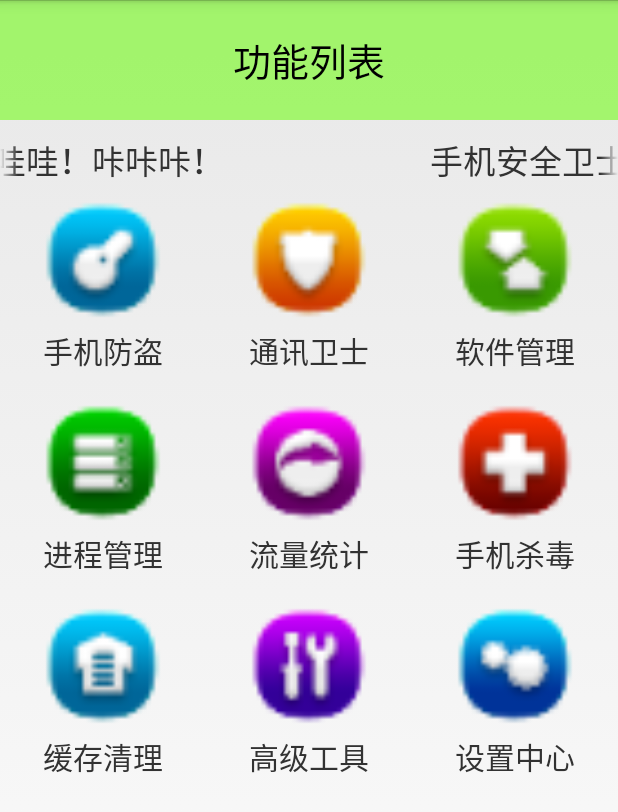
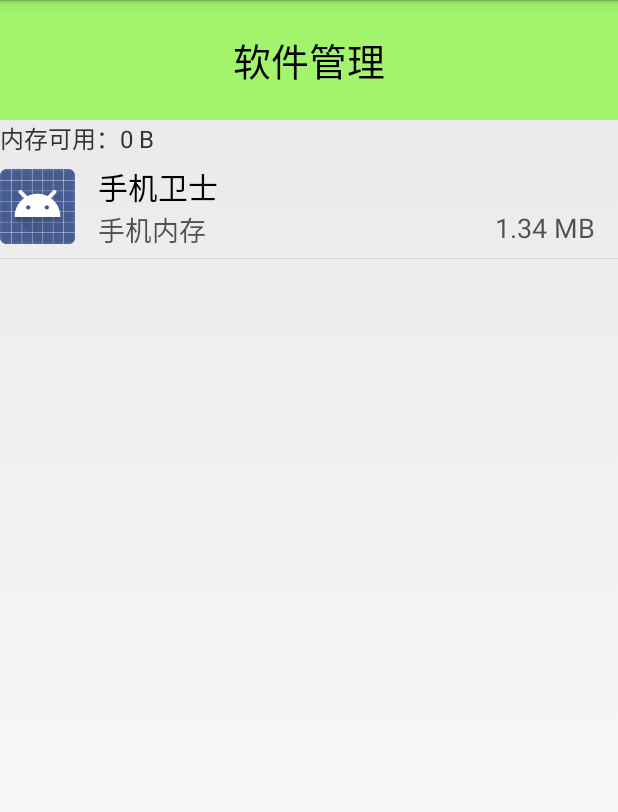
Before and after one commit to silionXi/MobileSafe, an Android app: the HomeActivity screen opened directly, with no data from a screen before it, after a tap on "软件管理", on a phone screen of 412 x 824 dp. Shown: the top 812 px of the screen. Run offline under Robolectric (Android 15) with nearby library versions, the phone set to English and light mode, and no system bars; 2 other taps on this screen came first.

Commit message:
Installed app list

```diff
--- a/app/src/main/AndroidManifest.xml
+++ b/app/src/main/AndroidManifest.xml
@@ -41,6 +41,7 @@
         <activity
             android:name=".activity.CallSafeActivity"
             android:windowSoftInputMode="stateHidden"/>
+        <activity android:name=".activity.AppManagerActivity"/>
 
         <receiver
             android:name=".receiver.BootCompleteReceiver"
--- /dev/null
+++ b/app/src/main/java/com/silion/mobilesafe/activity/AppManagerActivity.java
@@ -0,0 +1,132 @@
+package com.silion.mobilesafe.activity;
+
+import android.app.Activity;
+import android.content.Context;
+import android.os.Bundle;
+import android.os.Environment;
+import android.os.Handler;
+import android.os.Message;
+import android.text.format.Formatter;
+import android.view.View;
+import android.view.ViewGroup;
+import android.widget.BaseAdapter;
+import android.widget.ImageView;
+import android.widget.ListView;
+import android.widget.ProgressBar;
+import android.widget.TextView;
+
+import com.silion.mobilesafe.R;
+import com.silion.mobilesafe.bean.AppInfo;
+import com.silion.mobilesafe.engine.AppManager;
+
+import java.util.ArrayList;
+import java.util.List;
+
+/**
+ * Created by silion on 2016/5/10.
+ */
+public class AppManagerActivity extends Activity {
+
+    private TextView tvRom;
+    private ListView mListView;
+    private ListAdapter mListAdapter;
+    private List<AppInfo> mListData = new ArrayList<>();
+
+    private Handler mHandler = new Handler() {
+        @Override
+        public void handleMessage(Message msg) {
+            super.handleMessage(msg);
+            mListAdapter.notifyDataSetChanged();
+            pbLoading.setVisibility(View.GONE);
+        }
+    };
+    private ProgressBar pbLoading;
+
+    @Override
+    protected void onCreate(Bundle savedInstanceState) {
+        super.onCreate(savedInstanceState);
+        setContentView(R.layout.activity_appmanager);
+        tvRom = (TextView) findViewById(R.id.tvRom);
+        initFreeSpace();
+
+        mListView = (ListView) findViewById(R.id.listView);
+        mListAdapter = new ListAdapter(this);
+        mListView.setAdapter(mListAdapter);
+        initData();
+
+        pbLoading = (ProgressBar) findViewById(R.id.pbLoading);
+    }
+
+    public void initData() {
+        new Thread(new Runnable() {
+            @Override
+            public void run() {
+                pbLoading.setVisibility(View.VISIBLE);
+                mListData = AppManager.getAppInfo(AppManagerActivity.this);
+                mHandler.sendEmptyMessage(0);
+            }
+        }).start();
+    }
+
+    public void initFreeSpace() {
+        long romFree = Environment.getDataDirectory().getFreeSpace();
+        tvRom.setText("内存可用：" + Formatter.formatFileSize(this, romFree));
+    }
+
+    public class ListAdapter extends BaseAdapter {
+        private Context mContext;
+
+        public ListAdapter(Context context) {
+            mContext = context;
+        }
+
+        class ViewHolder {
+            public ImageView ivIcon;
+            public TextView tvName;
+            public TextView tvLocat;
+            public TextView tvSize;
+        }
+
+        @Override
+        public int getCount() {
+            return mListData.size();
+        }
+
+        @Override
+        public Object getItem(int position) {
+            return mListData.get(position);
+        }
+
+        @Override
+        public long getItemId(int position) {
+            return position;
+        }
+
+        @Override
+        public View getView(int position, View convertView, ViewGroup parent) {
+            View view = convertView;
+            ViewHolder viewHolder;
+            if (view != null) {
+                viewHolder = (ViewHolder) view.getTag();
+            } else {
+                view = View.inflate(mContext, R.layout.listitem_appmanager, null);
+                viewHolder = new ViewHolder();
+                viewHolder.ivIcon = (ImageView) view.findViewById(R.id.ivIcon);
+                viewHolder.tvName = (TextView) view.findViewById(R.id.tvName);
+                viewHolder.tvLocat = (TextView) view.findViewById(R.id.tvLocate);
+                viewHolder.tvSize = (TextView) view.findViewById(R.id.tvSize);
+                view.setTag(viewHolder);
+            }
+            AppInfo appInfo = (AppInfo) getItem(position);
+            viewHolder.ivIcon.setImageDrawable(appInfo.getIcon());
+            viewHolder.tvName.setText(appInfo.getName());
+            if (appInfo.isRom()) {
+                viewHolder.tvLocat.setText("手机内存");
+            } else {
+                viewHolder.tvLocat.setText("SD卡");
+            }
+            viewHolder.tvSize.setText(Formatter.formatFileSize(mContext, appInfo.getSize()));
+            return view;
+        }
+    }
+}
--- a/app/src/main/java/com/silion/mobilesafe/activity/HomeActivity.java
+++ b/app/src/main/java/com/silion/mobilesafe/activity/HomeActivity.java
@@ -39,6 +39,11 @@ public class HomeActivity extends Activity {
                 }
                 case 1: {
                     Intent intent = new Intent(HomeActivity.this, CallSafeActivity.class);
+                    startActivity(intent);
+                    break;
+                }
+                case 2: {
+                    Intent intent = new Intent(HomeActivity.this, AppManagerActivity.class);
                     startActivity(intent);
                     break;
                 }
--- /dev/null
+++ b/app/src/main/java/com/silion/mobilesafe/bean/AppInfo.java
@@ -0,0 +1,63 @@
+package com.silion.mobilesafe.bean;
+
+import android.graphics.drawable.Drawable;
+
+/**
+ * Created by silion on 2016/5/10.
+ */
+public class AppInfo {
+    private Drawable mIcon;
+    private String mPackageName;
+    private String mName;
+    private boolean mIsUser;
+    private boolean mIsRom;
+    private long mSize;
+
+    public Drawable getIcon() {
+        return mIcon;
+    }
+
+    public void setIcon(Drawable icon) {
+        mIcon = icon;
+    }
+
+    public String getPackageName() {
+        return mPackageName;
+    }
+
+    public void setPackageName(String packageName) {
+        mPackageName = packageName;
+    }
+
+    public String getName() {
+        return mName;
+    }
+
+    public void setName(String name) {
+        mName = name;
+    }
+
+    public boolean isUser() {
+        return mIsUser;
+    }
+
+    public void setIsUser(boolean isUser) {
+        mIsUser = isUser;
+    }
+
+    public boolean isRom() {
+        return mIsRom;
+    }
+
+    public void setIsRom(boolean isRom) {
+        mIsRom = isRom;
+    }
+
+    public long getSize() {
+        return mSize;
+    }
+
+    public void setSize(long size) {
+        mSize = size;
+    }
+}
--- /dev/null
+++ b/app/src/main/java/com/silion/mobilesafe/engine/AppManager.java
@@ -0,0 +1,45 @@
+package com.silion.mobilesafe.engine;
+
+import android.content.Context;
+import android.content.pm.ApplicationInfo;
+import android.content.pm.PackageInfo;
+import android.content.pm.PackageManager;
+
+import com.silion.mobilesafe.bean.AppInfo;
+
+import java.io.File;
+import java.util.ArrayList;
+import java.util.List;
+
+/**
+ * Created by silion on 2016/5/10.
+ */
+public class AppManager {
+    public static List<AppInfo> getAppInfo(Context context) {
+        List<AppInfo> appInfos = new ArrayList<>();
+        PackageManager pm = context.getPackageManager();
+        List<PackageInfo> packageInfos = pm.getInstalledPackages(PackageManager.GET_ACTIVITIES);
+        for (PackageInfo packageInfo : packageInfos) {
+            AppInfo appInfo = new AppInfo();
+            appInfo.setIcon(packageInfo.applicationInfo.loadIcon(pm));
+            appInfo.setPackageName(packageInfo.applicationInfo.packageName);
+            appInfo.setName((String) packageInfo.applicationInfo.loadLabel(pm));
+            int flags = packageInfo.applicationInfo.flags;
+            if ((flags & ApplicationInfo.FLAG_SYSTEM) != 0) {
+                appInfo.setIsUser(false);
+            } else {
+                appInfo.setIsUser(true);
+            }
+            if ((flags & ApplicationInfo.FLAG_EXTERNAL_STORAGE) != 0) {
+                appInfo.setIsRom(false);
+            } else {
+                appInfo.setIsRom(true);
+            }
+            String path = packageInfo.applicationInfo.sourceDir;
+            File file = new File(path);
+            appInfo.setSize(file.length());
+            appInfos.add(appInfo);
+        }
+        return appInfos;
+    }
+}
--- /dev/null
+++ b/app/src/main/res/layout/activity_appmanager.xml
@@ -0,0 +1,50 @@
+<?xml version="1.0" encoding="utf-8"?>
+<LinearLayout xmlns:android="http://schemas.android.com/apk/res/android"
+              xmlns:tools="http://schemas.android.com/tools"
+              android:layout_width="match_parent"
+              android:layout_height="match_parent"
+              android:orientation="vertical">
+
+    <TextView
+        style="@style/TitleStyle"
+        android:text="软件管理"/>
+
+    <LinearLayout
+        android:layout_width="match_parent"
+        android:layout_height="wrap_content"
+        android:orientation="horizontal">
+
+        <TextView
+            android:id="@+id/tvRom"
+            android:layout_width="0dp"
+            android:layout_height="wrap_content"
+            android:layout_weight="1"
+            android:textSize="16sp"
+            tools:text="内存可用：xxxMB"/>
+
+        <TextView
+            android:id="@+id/tvSDCard"
+            android:layout_width="0dp"
+            android:layout_height="wrap_content"
+            android:layout_weight="1"
+            android:textSize="16sp"
+            android:visibility="gone"
+            tools:text="SD卡可用：xxx"/>
+    </LinearLayout>
+
+    <FrameLayout
+        android:layout_width="match_parent"
+        android:layout_height="match_parent">
+
+        <ListView
+            android:id="@+id/listView"
+            android:layout_width="match_parent"
+            android:layout_height="match_parent"></ListView>
+
+        <ProgressBar
+            android:id="@+id/pbLoading"
+            android:layout_width="wrap_content"
+            android:layout_height="wrap_content"
+            android:layout_gravity="center"/>
+    </FrameLayout>
+</LinearLayout>
--- /dev/null
+++ b/app/src/main/res/layout/listitem_appmanager.xml
@@ -0,0 +1,54 @@
+<?xml version="1.0" encoding="utf-8"?>
+<LinearLayout xmlns:android="http://schemas.android.com/apk/res/android"
+              xmlns:tools="http://schemas.android.com/tools"
+              android:layout_width="match_parent"
+              android:layout_height="wrap_content"
+              android:orientation="horizontal">
+
+    <ImageView
+        android:id="@+id/ivIcon"
+        android:layout_width="50dp"
+        android:layout_height="50dp"
+        android:layout_gravity="center_vertical"
+        tools:src="@drawable/launcher_ic"/>
+
+    <LinearLayout
+        android:layout_width="match_parent"
+        android:layout_height="wrap_content"
+        android:orientation="vertical"
+        android:paddingBottom="5dp"
+        android:paddingLeft="15dp"
+        android:paddingRight="15dp"
+        android:paddingTop="5dp">
+
+        <TextView
+            android:id="@+id/tvName"
+            android:layout_width="wrap_content"
+            android:layout_height="wrap_content"
+            android:textColor="@color/ta"
+            android:textSize="20sp"
+            tools:text="手机卫士"/>
+
+        <RelativeLayout
+            android:layout_width="match_parent"
+            android:layout_height="match_parent">
+
+            <TextView
+                android:id="@+id/tvLocate"
+                android:layout_width="wrap_content"
+                android:layout_height="wrap_content"
+                android:textColor="@color/tc"
+                android:textSize="18sp"
+                tools:text="手机内存"/>
+
+            <TextView
+                android:id="@+id/tvSize"
+                android:layout_width="wrap_content"
+                android:layout_height="wrap_content"
+                android:layout_alignParentRight="true"
+                android:textColor="@color/tc"
+                android:textSize="18sp"
+                tools:text="xxx"/>
+        </RelativeLayout>
+    </LinearLayout>
+</LinearLayout>
```
